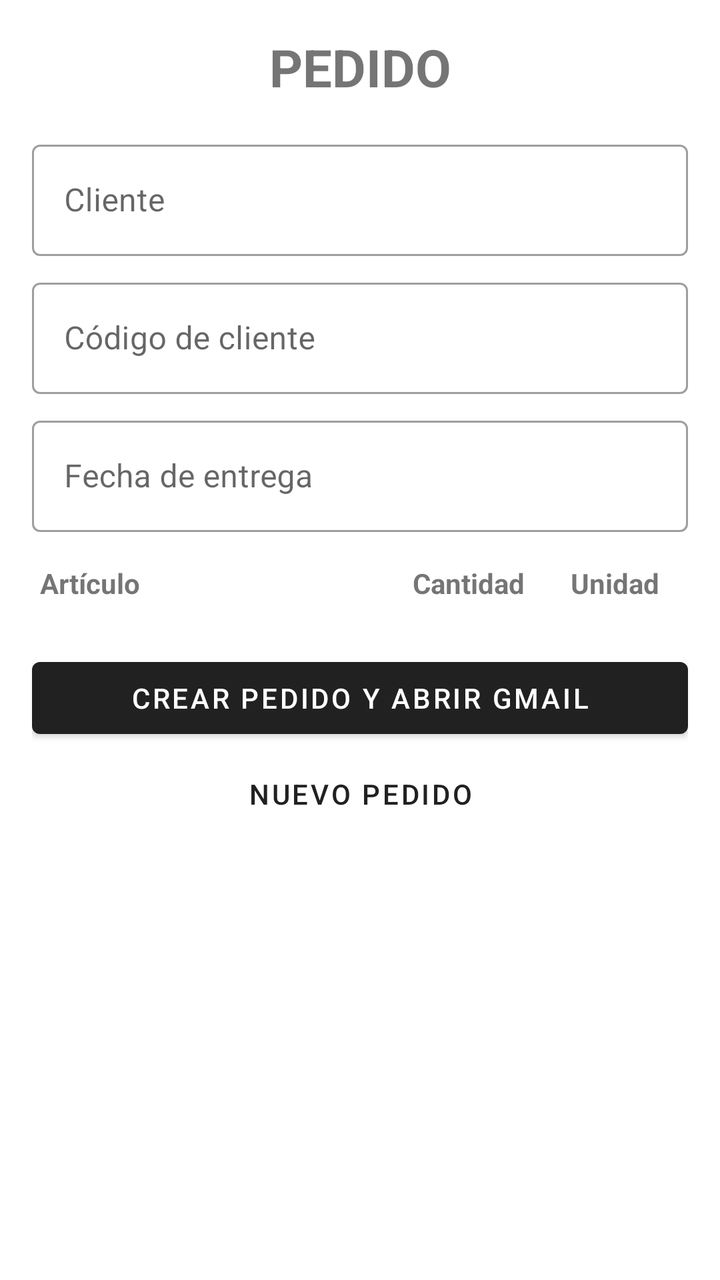
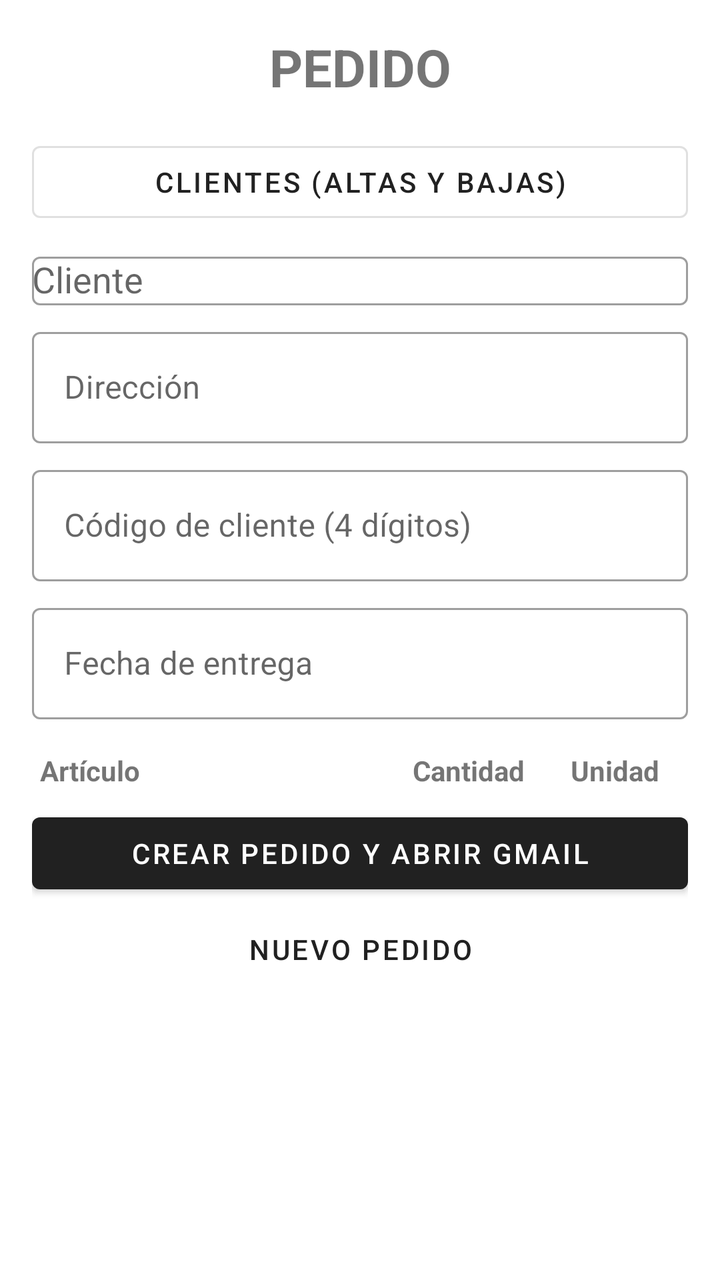

Screens rendered from an Android XML layout before and after an edit, with the pre-edit source and the edit as a unified diff.
<!-- AndroidManifest.xml: application theme Theme.Pedido -->
<!-- res/layout/activity_main.xml -->
<?xml version="1.0" encoding="utf-8"?>
<ScrollView xmlns:android="http://schemas.android.com/apk/res/android"
    android:layout_width="match_parent"
    android:layout_height="match_parent"
    android:fillViewport="true">

    <LinearLayout
        android:layout_width="match_parent"
        android:layout_height="wrap_content"
        android:orientation="vertical"
        android:padding="16dp">

        <TextView
            android:layout_width="match_parent"
            android:layout_height="wrap_content"
            android:layout_marginBottom="16dp"
            android:gravity="center"
            android:text="PEDIDO"
            android:textSize="26sp"
            android:textStyle="bold" />

        <com.google.android.material.textfield.TextInputLayout
            style="@style/Widget.MaterialComponents.TextInputLayout.OutlinedBox"
            android:layout_width="match_parent"
            android:layout_height="wrap_content"
            android:layout_marginBottom="8dp"
            android:hint="Cliente">

            <com.google.android.material.textfield.TextInputEditText
                android:id="@+id/etCliente"
                android:layout_width="match_parent"
                android:layout_height="wrap_content"
                android:inputType="textCapWords" />
        </com.google.android.material.textfield.TextInputLayout>

        <com.google.android.material.textfield.TextInputLayout
            style="@style/Widget.MaterialComponents.TextInputLayout.OutlinedBox"
            android:layout_width="match_parent"
            android:layout_height="wrap_content"
            android:layout_marginBottom="8dp"
            android:hint="Código de cliente">

            <com.google.android.material.textfield.TextInputEditText
                android:id="@+id/etCodigo"
                android:layout_width="match_parent"
                android:layout_height="wrap_content"
                android:inputType="text" />
        </com.google.android.material.textfield.TextInputLayout>

        <com.google.android.material.textfield.TextInputLayout
            style="@style/Widget.MaterialComponents.TextInputLayout.OutlinedBox"
            android:layout_width="match_parent"
            android:layout_height="wrap_content"
            android:layout_marginBottom="16dp"
            android:hint="Fecha de entrega">

            <com.google.android.material.textfield.TextInputEditText
                android:id="@+id/etFecha"
                android:layout_width="match_parent"
                android:layout_height="wrap_content"
                android:clickable="true"
                android:cursorVisible="false"
                android:focusable="false"
                android:inputType="none" />
        </com.google.android.material.textfield.TextInputLayout>

        <LinearLayout
            android:layout_width="match_parent"
            android:layout_height="wrap_content"
            android:orientation="horizontal">

            <TextView
                android:layout_width="0dp"
                android:layout_height="wrap_content"
                android:layout_weight="5"
                android:paddingStart="4dp"
                android:text="Artículo"
                android:textStyle="bold" />

            <TextView
                android:layout_width="0dp"
                android:layout_height="wrap_content"
                android:layout_weight="2"
                android:gravity="center"
                android:text="Cantidad"
                android:textStyle="bold" />

            <TextView
                android:layout_width="0dp"
                android:layout_height="wrap_content"
                android:layout_weight="2"
                android:gravity="center"
                android:text="Unidad"
                android:textStyle="bold" />
        </LinearLayout>

        <LinearLayout
            android:id="@+id/rowsContainer"
            android:layout_width="match_parent"
            android:layout_height="wrap_content"
            android:orientation="vertical" />

        <Button
            android:id="@+id/btnSend"
            android:layout_width="match_parent"
            android:layout_height="wrap_content"
            android:layout_marginTop="24dp"
            android:text="Crear pedido y abrir Gmail" />

        <Button
            android:id="@+id/btnClear"
            style="@style/Widget.MaterialComponents.Button.TextButton"
            android:layout_width="match_parent"
            android:layout_height="wrap_content"
            android:text="Nuevo pedido" />
    </LinearLayout>
</ScrollView>
<!-- resources referenced by this layout -->
<resources>
  <style name="Theme.Pedido" parent="Theme.MaterialComponents.DayNight.DarkActionBar" />
</resources>

<!-- the commit's change to res/layout/activity_main.xml (unified diff, before → after) -->
@@ -19,6 +19,14 @@
             android:textSize="26sp"
             android:textStyle="bold" />
 
+        <Button
+            android:id="@+id/btnClientes"
+            style="@style/Widget.MaterialComponents.Button.OutlinedButton"
+            android:layout_width="match_parent"
+            android:layout_height="wrap_content"
+            android:layout_marginBottom="8dp"
+            android:text="Clientes (altas y bajas)" />
+
         <com.google.android.material.textfield.TextInputLayout
             style="@style/Widget.MaterialComponents.TextInputLayout.OutlinedBox"
             android:layout_width="match_parent"
@@ -26,10 +34,11 @@
             android:layout_marginBottom="8dp"
             android:hint="Cliente">
 
-            <com.google.android.material.textfield.TextInputEditText
+            <androidx.appcompat.widget.AppCompatAutoCompleteTextView
                 android:id="@+id/etCliente"
                 android:layout_width="match_parent"
                 android:layout_height="wrap_content"
+                android:completionThreshold="1"
                 android:inputType="textCapWords" />
         </com.google.android.material.textfield.TextInputLayout>
 
@@ -38,13 +47,28 @@
             android:layout_width="match_parent"
             android:layout_height="wrap_content"
             android:layout_marginBottom="8dp"
-            android:hint="Código de cliente">
+            android:hint="Dirección">
+
+            <com.google.android.material.textfield.TextInputEditText
+                android:id="@+id/etDireccion"
+                android:layout_width="match_parent"
+                android:layout_height="wrap_content"
+                android:inputType="textCapSentences|textPostalAddress" />
+        </com.google.android.material.textfield.TextInputLayout>
+
+        <com.google.android.material.textfield.TextInputLayout
+            style="@style/Widget.MaterialComponents.TextInputLayout.OutlinedBox"
+            android:layout_width="match_parent"
+            android:layout_height="wrap_content"
+            android:layout_marginBottom="8dp"
+            android:hint="Código de cliente (4 dígitos)">
 
             <com.google.android.material.textfield.TextInputEditText
                 android:id="@+id/etCodigo"
                 android:layout_width="match_parent"
                 android:layout_height="wrap_content"
-                android:inputType="text" />
+                android:inputType="number"
+                android:maxLength="4" />
         </com.google.android.material.textfield.TextInputLayout>
 
         <com.google.android.material.textfield.TextInputLayout
@@ -104,7 +128,7 @@
             android:id="@+id/btnSend"
             android:layout_width="match_parent"
             android:layout_height="wrap_content"
-            android:layout_marginTop="24dp"
+            android:layout_marginTop="8dp"
             android:text="Crear pedido y abrir Gmail" />
 
         <Button
